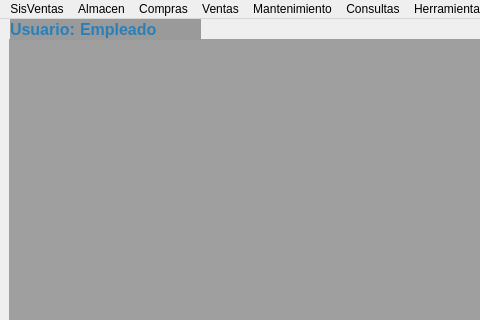
First picture: the form in Sistema de ventas/ui/FrmPrincipal.ui, repository CodeDrTech/DevelopPython, before the edit; both pictures show x 0 to 480 and y 0 to 320 of the 1236 by 874 pixel window.
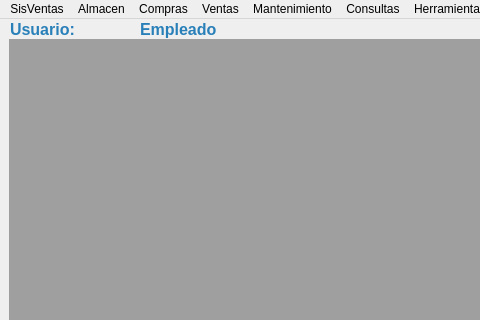
Second picture: the form after the edit.

The edit to the form file:
```diff
--- a/Sistema de ventas/ui/FrmPrincipal.ui
+++ b/Sistema de ventas/ui/FrmPrincipal.ui
@@ -41,7 +41,7 @@
      <rect>
       <x>10</x>
       <y>0</y>
-      <width>71</width>
+      <width>121</width>
       <height>21</height>
      </rect>
     </property>
@@ -52,11 +52,7 @@
      </font>
     </property>
     <property name="styleSheet">
-     <string notr="true">QWidget {
-    background-color: #9a9a9a;
-}
-
-QLabel {
+     <string notr="true">QLabel {
     color: #2980b9;
     font-size: 16px;
     font-weight: bold;
@@ -69,7 +65,7 @@
    <widget class="QLabel" name="lblEmpleado">
     <property name="geometry">
      <rect>
-      <x>80</x>
+      <x>140</x>
       <y>0</y>
       <width>121</width>
       <height>21</height>
@@ -82,11 +78,7 @@
      </font>
     </property>
     <property name="styleSheet">
-     <string notr="true">QWidget {
-    background-color: #9a9a9a;
-}
-
-QLabel {
+     <string notr="true">QLabel {
     color: #2980b9;
     font-size: 16px;
     font-weight: bold;
```
Left out of the diff: 4 changed lines with no effect on the pictures.
